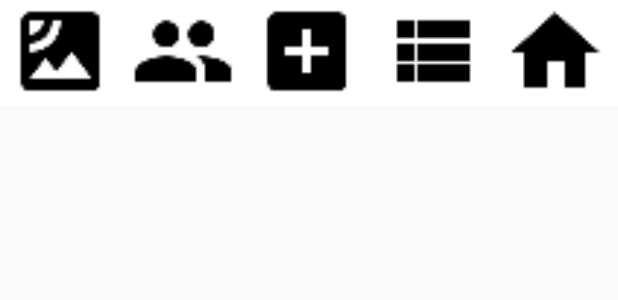
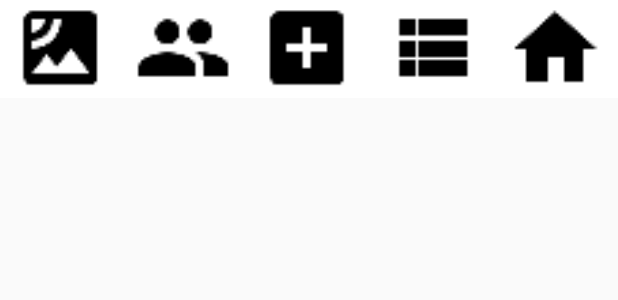
Before and after one commit to ahnguyen03/Quirks, an Android app: the layout navigationbar.xml on its own in the app's theme, with its tools: preview values and no code run, on a phone screen of 412 x 824 dp. Shown: the top 300 px of the screen. Run offline under Robolectric (Android 15) with nearby library versions, the phone set to English and light mode, and no system bars.

Commit message:
Create front end for main Page. Need to dynamically change the texts

```diff
--- a/app/src/main/res/layout/navigationbar.xml
+++ b/app/src/main/res/layout/navigationbar.xml
@@ -6,7 +6,7 @@
         android:background="@color/white"
         android:id="@+id/mapButton"
         android:layout_width="0dp"
-        android:layout_height="70dp"
+        android:layout_height="65dp"
         android:layout_weight="1"
         android:src="@drawable/ic_geomap"
         android:contentDescription="@string/geomap_desc"
@@ -17,7 +17,7 @@
         android:background="@color/white"
         android:id="@+id/socialButton"
         android:layout_width="0dp"
-        android:layout_height="70dp"
+        android:layout_height="65dp"
         android:layout_weight="1"
         android:src="@drawable/ic_social"
         android:contentDescription="@string/social_image_desc"
@@ -28,7 +28,7 @@
         android:background="@color/white"
         android:id="@+id/newEventButton"
         android:layout_width="0dp"
-        android:layout_height="70dp"
+        android:layout_height="65dp"
         android:layout_weight="1"
         android:src="@drawable/ic_add_box"
         android:contentDescription="@string/event_image_desc"
@@ -39,7 +39,7 @@
         android:background="@color/white"
         android:id="@+id/quirkListButton"
         android:layout_width="0dp"
-        android:layout_height="70dp"
+        android:layout_height="65dp"
         android:layout_weight="1"
         android:src="@drawable/ic_viewlist"
         android:contentDescription="@string/quirklist_image_desc"
@@ -50,7 +50,7 @@
         android:background="@color/white"
         android:id="@+id/homeButton"
         android:layout_width="0dp"
-        android:layout_height="70dp"
+        android:layout_height="65dp"
         android:layout_weight="1"
         android:src="@drawable/ic_home"
         android:contentDescription="@string/home_image_desc"
--- a/app/src/main/res/values/strings.xml
+++ b/app/src/main/res/values/strings.xml
@@ -5,4 +5,5 @@
     <string name="event_image_desc">New Event Image</string>
     <string name="quirklist_image_desc">Quirk List Image</string>
     <string name="home_image_desc">Home Image</string>
+    <string name="news_feed">News Feed</string>
 </resources>
```
Also changed, not shown: app/src/main/res/layout/activity_main.xml (+11 -1 lines), app/src/main/res/layout/newsitem.xml (added, +60 -0 lines), app/src/main/res/drawable-hdpi/ic_facenews.png (added), app/src/main/res/drawable-hdpi/ic_starnews.png (added), app/src/main/res/drawable-hdpi/ic_writenews.png (added), app/src/main/res/drawable-mdpi/ic_facenews.png (added), app/src/main/res/drawable-mdpi/ic_starnews.png (added), app/src/main/res/drawable-mdpi/ic_writenews.png (added), app/src/main/res/drawable-xhdpi/ic_facenews.png (added), app/src/main/res/drawable-xhdpi/ic_starnews.png (added), app/src/main/res/drawable-xhdpi/ic_writenews.png (added), app/src/main/res/drawable-xxhdpi/ic_facenews.png (added), app/src/main/res/drawable-xxhdpi/ic_starnews.png (added), app/src/main/res/drawable-xxhdpi/ic_writenews.png (added).
